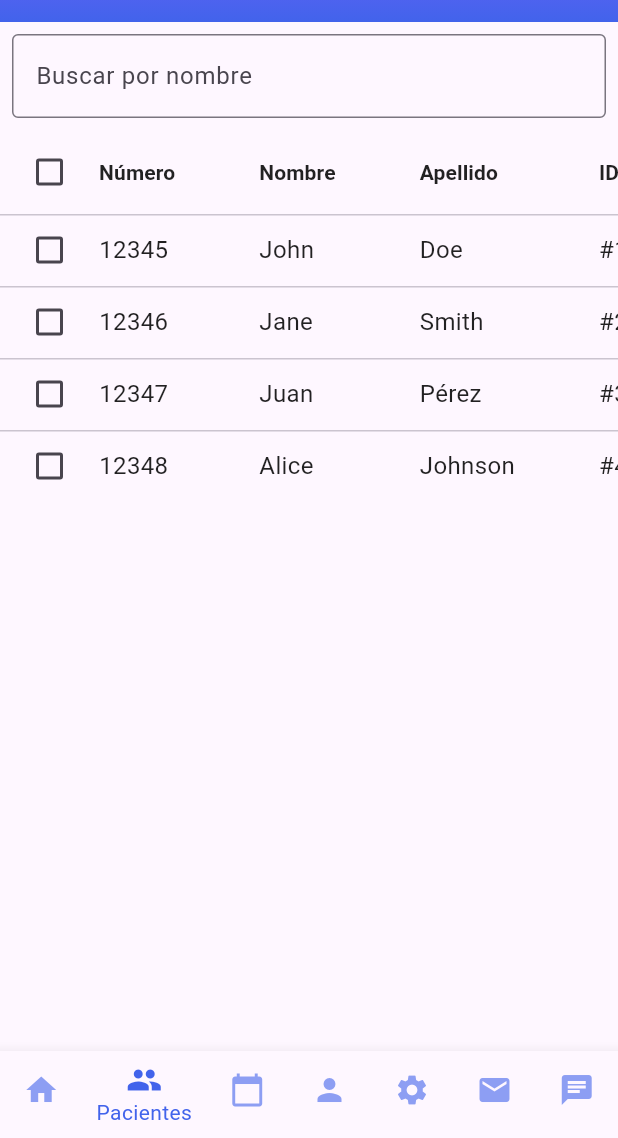
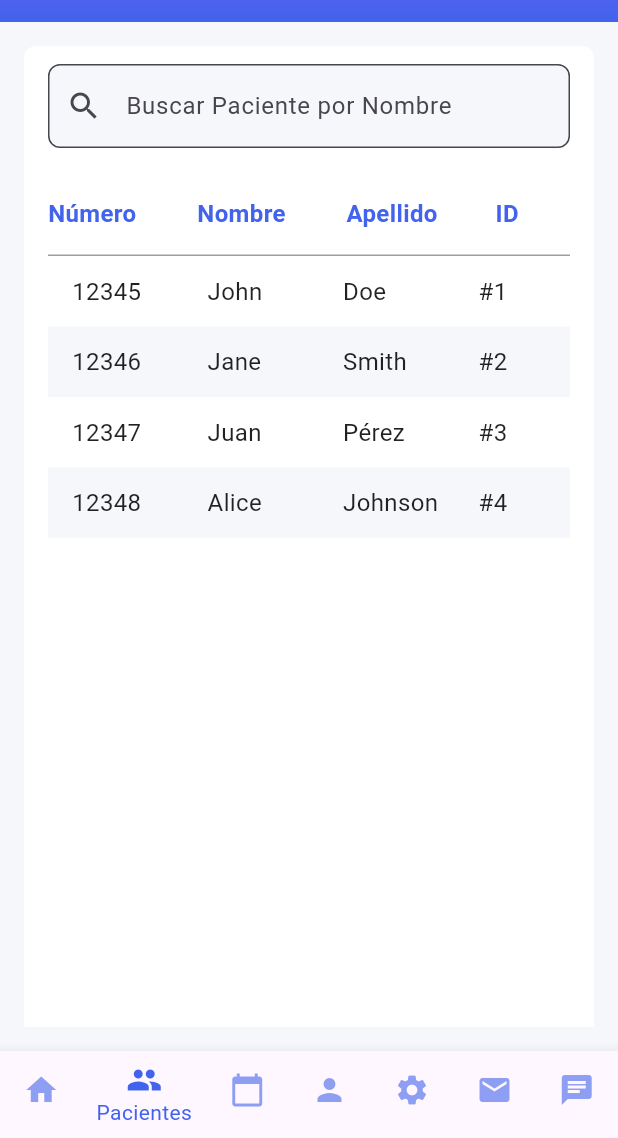
Before and after one commit to pabrcno/indigo, a Flutter app: the screen it shows after launch, item 2 of the bottom bar chosen, on a phone screen of 412 x 824 dp, the part 98-1236 px from its top. Run offline on Flutter 3.47's test engine with Material 3 defaults, Android fonts, the phone set to English and light mode, and no system bars; our stand-ins replace drift, fl_chart, flutter_riverpod, freezed_annotation; accounts and stored records are empty; generated files the repository leaves out were written again; network calls fail.

Commit message:
improve styling

```diff
--- a/lib/screens/patients_screen.dart
+++ b/lib/screens/patients_screen.dart
@@ -1,5 +1,7 @@
+import 'dart:async';
 import 'package:flutter/material.dart';
 import 'package:flutter_riverpod/flutter_riverpod.dart';
+import 'package:indigo/widgets/paddings.dart';
 import 'package:indigo/providers/patient/patients_notifier_provider.dart';
 
 class PatientsScreen extends ConsumerStatefulWidget {
@@ -10,6 +12,9 @@ class PatientsScreen extends ConsumerStatefulWidget {
 }
 
 class _PatientsScreenState extends ConsumerState<PatientsScreen> {
+  final TextEditingController _searchController = TextEditingController();
+  Timer? _debounce;
+
   @override
   void initState() {
     super.initState();
@@ -19,24 +24,126 @@ class _PatientsScreenState extends ConsumerState<PatientsScreen> {
     });
   }
 
+  void _onSearchChanged(String value, Function(String) onSearch) {
+    if (_debounce?.isActive ?? false) _debounce?.cancel();
+    _debounce = Timer(const Duration(milliseconds: 300), () {
+      onSearch(value);
+    });
+  }
+
+  @override
+  void dispose() {
+    _debounce?.cancel();
+    _searchController.dispose();
+    super.dispose();
+  }
+
   @override
   Widget build(BuildContext context) {
     final state = ref.watch(patientsNotifierProvider);
     final notifier = ref.read(patientsNotifierProvider.notifier);
 
+    final isSmallScreen = MediaQuery.of(context).size.width < 600;
+
     return Scaffold(
-        body: Column(
+      backgroundColor: const Color(0xFFF5F7FB), // Light background
+      body: Container(
+        margin: kPadding,
+        padding: const EdgeInsets.symmetric(vertical: 12, horizontal: 16),
+        decoration: const BoxDecoration(
+          color: Colors.white,
+          borderRadius: BorderRadius.only(
+            topLeft: Radius.circular(8),
+            topRight: Radius.circular(8),
+          ),
+        ),
+        child: Column(
+          crossAxisAlignment: CrossAxisAlignment.start,
           children: [
+            // Header Section with search
+            Container(
+                constraints: const BoxConstraints(maxWidth: 600),
+                child: TextField(
+                  controller: _searchController,
+                  onChanged: (value) =>
+                      _onSearchChanged(value, notifier.searchPatientsByName),
+                  decoration: InputDecoration(
+                    hintText: 'Buscar Paciente por Nombre',
+                    prefixIcon: const Icon(Icons.search),
+                    filled: true,
+                    fillColor: const Color(0xFFF5F7FB),
+                    border: OutlineInputBorder(
+                      borderRadius: BorderRadius.circular(8),
+                      borderSide:
+                          BorderSide(color: Colors.grey.withOpacity(0.1)),
+                    ),
+                  ),
+                )),
+            const SizedBox(
+              height: 16,
+            ),
+            // Table Header Row
             Padding(
-          padding: const EdgeInsets.all(8.0),
-          child: TextField(
-            onChanged: (value) => notifier.searchPatientsByName(value),
-            decoration: const InputDecoration(
-              labelText: 'Buscar por nombre',
-              border: OutlineInputBorder(),
+              padding: const EdgeInsets.symmetric(vertical: 16),
+              child: Row(
+                children: [
+                  const Expanded(
+                    flex: 2,
+                    child: Text(
+                      'Número',
+                      style: TextStyle(
+                        fontWeight: FontWeight.bold,
+                        color: Color(0xFF4263EB),
                       ),
                     ),
                   ),
+                  const Expanded(
+                    flex: 2,
+                    child: Text(
+                      'Nombre',
+                      style: TextStyle(
+                        fontWeight: FontWeight.bold,
+                        color: Color(0xFF4263EB),
+                      ),
+                    ),
+                  ),
+                  const Expanded(
+                    flex: 2,
+                    child: Text(
+                      'Apellido',
+                      style: TextStyle(
+                        fontWeight: FontWeight.bold,
+                        color: Color(0xFF4263EB),
+                      ),
+                    ),
+                  ),
+                  const Expanded(
+                    flex: 1,
+                    child: Text(
+                      'ID',
+                      style: TextStyle(
+                        fontWeight: FontWeight.bold,
+                        color: Color(0xFF4263EB),
+                      ),
+                    ),
+                  ),
+                  if (!isSmallScreen) // Hide "Aclaraciones" on small screens
+                    const Expanded(
+                      flex: 2,
+                      child: Text(
+                        'Aclaraciones',
+                        style: TextStyle(
+                          fontWeight: FontWeight.bold,
+                          color: Color(0xFF4263EB),
+                        ),
+                      ),
+                    ),
+                ],
+              ),
+            ),
+
+            const Divider(height: 1, color: Colors.grey),
+            // Table Rows Section
             if (state.isLoading)
               const Expanded(
                 child: Center(
@@ -46,52 +153,75 @@ class _PatientsScreenState extends ConsumerState<PatientsScreen> {
             else if (state.errorMessage != null)
               Expanded(
                 child: Center(
-              child: Text('Error: ${state.errorMessage}'),
+                  child: Text(
+                    'Error: ${state.errorMessage}',
+                    style: const TextStyle(color: Colors.red),
+                  ),
                 ),
               )
             else
               Expanded(
-            child: SingleChildScrollView(
-              scrollDirection: Axis.horizontal,
-              child: DataTable(
-                columns: const [
-                  DataColumn(
-                      label: Text('Número',
-                          style: TextStyle(fontWeight: FontWeight.bold))),
-                  DataColumn(
-                      label: Text('Nombre',
-                          style: TextStyle(fontWeight: FontWeight.bold))),
-                  DataColumn(
-                      label: Text('Apellido',
-                          style: TextStyle(fontWeight: FontWeight.bold))),
-                  DataColumn(
-                      label: Text('ID',
-                          style: TextStyle(fontWeight: FontWeight.bold))),
-                  DataColumn(
-                      label: Text('Aclaraciones',
-                          style: TextStyle(fontWeight: FontWeight.bold))),
+                child: ListView.builder(
+                  itemCount: state.patients.length, // Dynamic row count
+                  itemBuilder: (context, index) {
+                    final patient = state.patients[index];
+                    final isHovered = ValueNotifier<bool>(false);
+
+                    return MouseRegion(
+                      onEnter: (_) => isHovered.value = true,
+                      onExit: (_) => isHovered.value = false,
+                      child: ValueListenableBuilder<bool>(
+                        valueListenable: isHovered,
+                        builder: (context, hovered, child) {
+                          return Container(
+                            padding: const EdgeInsets.symmetric(
+                              vertical: 12,
+                              horizontal: 16,
+                            ),
+                            decoration: BoxDecoration(
+                              color: hovered
+                                  ? const Color(
+                                      0xFFF3E9FE) // Light purple hover
+                                  : (index % 2 == 0
+                                      ? Colors.white
+                                      : const Color(
+                                          0xFFF5F7FB)), // Alternating colors
+                            ),
+                            child: Row(
+                              children: [
+                                Expanded(
+                                  flex: 2,
+                                  child: Text('${patient.number}'),
+                                ),
+                                Expanded(
+                                  flex: 2,
+                                  child: Text(patient.name),
+                                ),
+                                Expanded(
+                                  flex: 2,
+                                  child: Text(patient.lastName),
+                                ),
+                                Expanded(
+                                  flex: 1,
+                                  child: Text('#${patient.id}'),
+                                ),
+                                if (!isSmallScreen) // Hide notes on small screens
+                                  Expanded(
+                                    flex: 2,
+                                    child: Text(patient.notes ?? '-'),
+                                  ),
                               ],
-                rows: state.patients.map((patient) {
-                  return DataRow(
-                    cells: [
-                      DataCell(Text('${patient.number}')), // "Número"
-                      DataCell(Text(patient.name)), // "Nombre"
-                      DataCell(Text(patient.lastName)), // "Apellido"
-                      DataCell(Text('#${patient.id}')), // "ID"
-                      DataCell(Text(patient.notes ?? '-')), // "Aclaraciones"
-                    ],
-                    onSelectChanged: (_) {
-                      Navigator.of(context).pushNamed(
-                        '/patientProfile',
-                        arguments: patient,
+                            ),
                           );
                         },
+                      ),
                     );
-                }).toList(),
-              ),
+                  },
                 ),
               ),
           ],
-    ));
+        ),
+      ),
+    );
   }
 }
```
Lines whose indentation alone changed are shown as unchanged.
